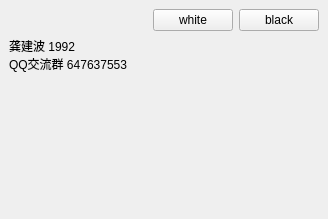
Before: the Qt Designer form Qt/QtSwitchSkin/mainwindow.ui in gongjianbo/MyTestCode, drawn with Qt 5.
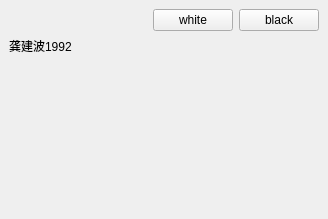
After: the same form once the commit is applied.

```diff
--- a/Qt/QtSwitchSkin/mainwindow.ui
+++ b/Qt/QtSwitchSkin/mainwindow.ui
@@ -55,8 +55,7 @@
        </sizepolicy>
       </property>
       <property name="text">
-       <string>龚建波 1992
-QQ交流群 647637553</string>
+       <string>龚建波1992</string>
       </property>
       <property name="alignment">
        <set>Qt::AlignLeading|Qt::AlignLeft|Qt::AlignTop</set>
```
